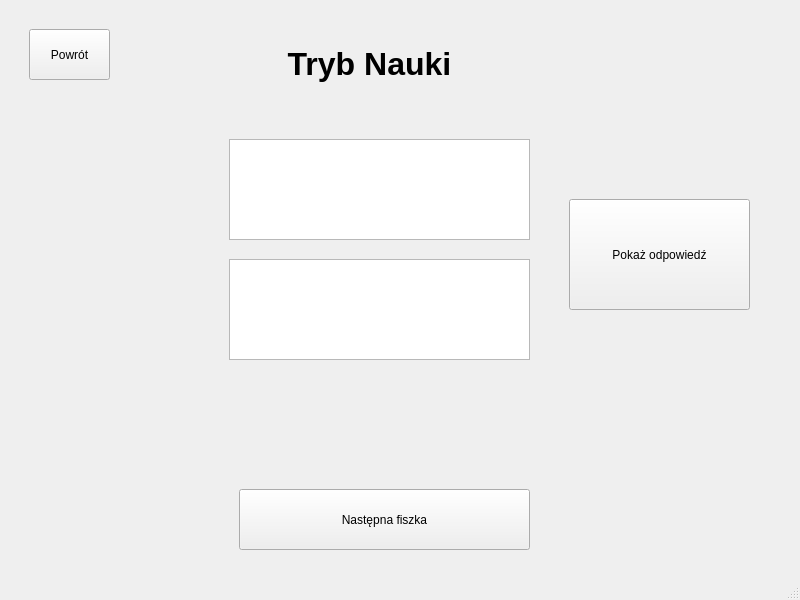
Before: the Qt Designer form src/qt_ui/mainwindow.ui in Michalmo12345/FlashcardQTApp, drawn with Qt 5.
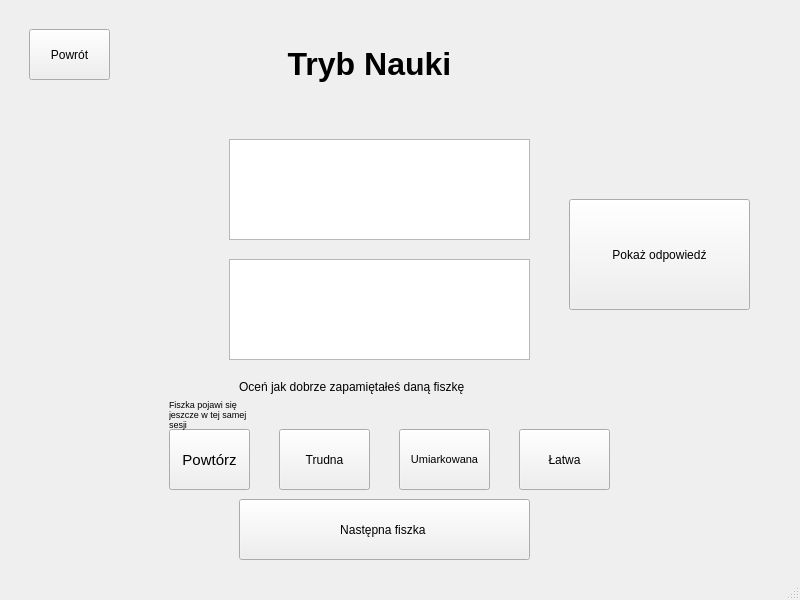
After: the same form once the commit is applied. The open tabs and pages were chosen to show the change.

```diff
--- a/src/qt_ui/mainwindow.ui
+++ b/src/qt_ui/mainwindow.ui
@@ -288,13 +288,13 @@
         <property name="geometry">
          <rect>
           <x>230</x>
-          <y>480</y>
+          <y>490</y>
           <width>291</width>
           <height>61</height>
          </rect>
         </property>
         <property name="text">
-         <string>Następna fiszka</string>
+         <string>Następna fiszka </string>
         </property>
        </widget>
        <widget class="QTextBrowser" name="questionBrowser">
@@ -356,6 +356,126 @@
          <string>Powrót</string>
         </property>
        </widget>
+       <widget class="QLabel" name="label_9">
+        <property name="geometry">
+         <rect>
+          <x>230</x>
+          <y>370</y>
+          <width>291</width>
+          <height>16</height>
+         </rect>
+        </property>
+        <property name="text">
+         <string>Oceń jak dobrze zapamiętałeś daną fiszkę</string>
+        </property>
+       </widget>
+       <widget class="QPushButton" name="repeatButton">
+        <property name="geometry">
+         <rect>
+          <x>160</x>
+          <y>420</y>
+          <width>81</width>
+          <height>61</height>
+         </rect>
+        </property>
+        <property name="font">
+         <font>
+          <pointsize>11</pointsize>
+         </font>
+        </property>
+        <property name="text">
+         <string>Powtórz</string>
+        </property>
+       </widget>
+       <widget class="QPushButton" name="hardButton">
+        <property name="geometry">
+         <rect>
+          <x>270</x>
+          <y>420</y>
+          <width>91</width>
+          <height>61</height>
+         </rect>
+        </property>
+        <property name="text">
+         <string>Trudna</string>
+        </property>
+       </widget>
+       <widget class="QPushButton" name="easyButton">
+        <property name="geometry">
+         <rect>
+          <x>510</x>
+          <y>420</y>
+          <width>91</width>
+          <height>61</height>
+         </rect>
+        </property>
+        <property name="text">
+         <string>Łatwa</string>
+        </property>
+       </widget>
+       <widget class="QPushButton" name="mediumButton">
+        <property name="geometry">
+         <rect>
+          <x>390</x>
+          <y>420</y>
+          <width>91</width>
+          <height>61</height>
+         </rect>
+        </property>
+        <property name="font">
+         <font>
+          <pointsize>8</pointsize>
+         </font>
+        </property>
+        <property name="text">
+         <string>Umiarkowana</string>
+        </property>
+        <property name="iconSize">
+         <size>
+          <width>17</width>
+          <height>17</height>
+         </size>
+        </property>
+       </widget>
+       <widget class="QLabel" name="label_10">
+        <property name="geometry">
+         <rect>
+          <x>160</x>
+          <y>390</y>
+          <width>81</width>
+          <height>31</height>
+         </rect>
+        </property>
+        <property name="font">
+         <font>
+          <pointsize>7</pointsize>
+         </font>
+        </property>
+        <property name="layoutDirection">
+         <enum>Qt::LeftToRight</enum>
+        </property>
+        <property name="autoFillBackground">
+         <bool>false</bool>
+        </property>
+        <property name="frameShape">
+         <enum>QFrame::NoFrame</enum>
+        </property>
+        <property name="text">
+         <string>Fiszka pojawi się jeszcze w tej samej sesji</string>
+        </property>
+        <property name="textFormat">
+         <enum>Qt::AutoText</enum>
+        </property>
+        <property name="scaledContents">
+         <bool>false</bool>
+        </property>
+        <property name="wordWrap">
+         <bool>true</bool>
+        </property>
+        <property name="openExternalLinks">
+         <bool>false</bool>
+        </property>
+       </widget>
       </widget>
      </widget>
     </item>
```
Left out of the diff: 2 changed lines with no effect on the pictures.
